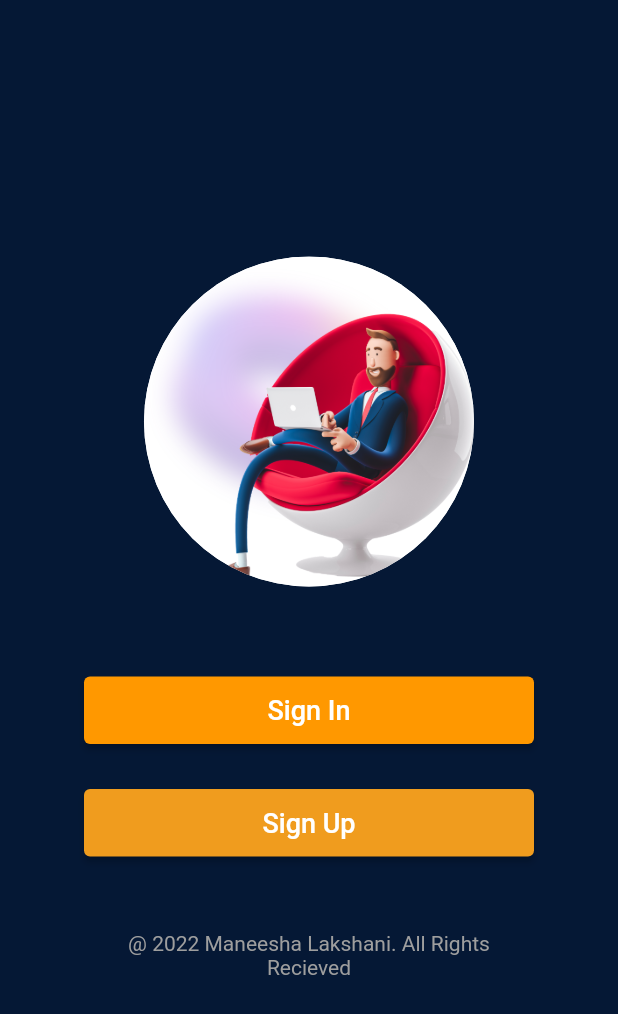
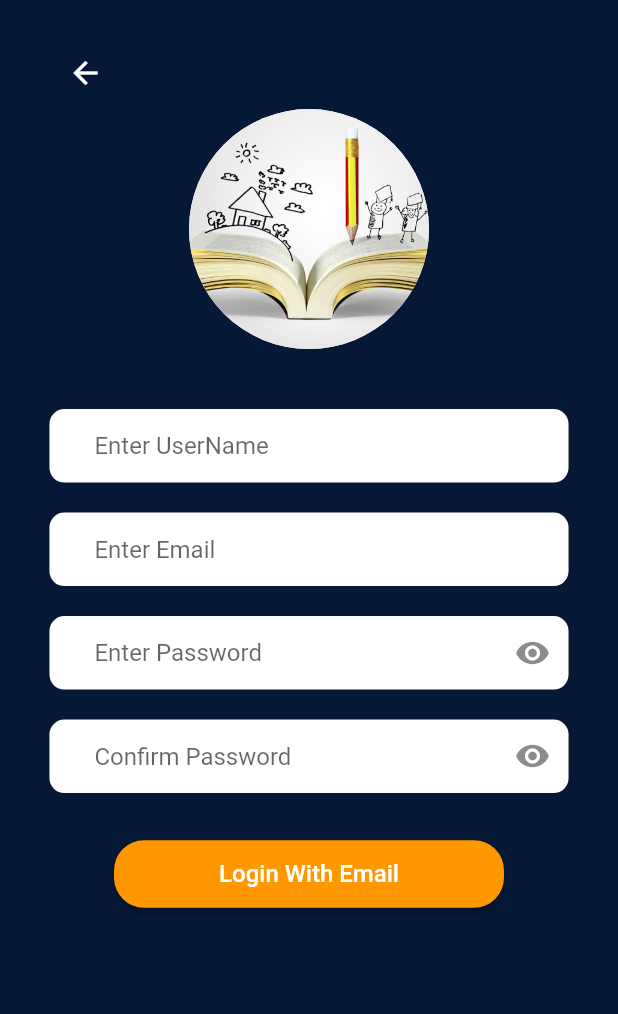
Before and after one commit to maneeshalakshani/Navi-Clear, a Flutter app: the screen it shows after launch, after a tap on "Sign Up", on a phone screen of 412 x 824 dp. Shown: the top 1014 px of the screen. Run offline on Flutter 3.47's test engine with Material 2 defaults, Android fonts, the phone set to English and light mode, and no system bars; our stand-ins replace firebase_core; missing offline and left inert: super_tooltip; accounts and stored records are empty.

Commit message:
SignUp page creat

```diff
--- a/Frontend/naviclear/lib/Pages/SelectOptionPage.dart
+++ b/Frontend/naviclear/lib/Pages/SelectOptionPage.dart
@@ -53,7 +53,9 @@ class SelectOption extends StatelessWidget {
                 width: 300,
                 height: 45,
                 child: ElevatedButton(
-                  onPressed: () {},
+                  onPressed: () {
+                    Navigator.pushNamed(context, '/SignUp');
+                  },
                   style: ElevatedButton.styleFrom(
                     primary: Color.fromARGB(255, 240, 156, 30),
                   ),
--- /dev/null
+++ b/Frontend/naviclear/lib/Pages/SignUp.dart
@@ -0,0 +1,290 @@
+import 'package:flutter/material.dart';
+
+class SignUp extends StatefulWidget {
+  const SignUp({Key? key}) : super(key: key);
+
+  @override
+  State<SignUp> createState() => _SignUpState();
+}
+
+class _SignUpState extends State<SignUp> {
+  final _formKey = GlobalKey<FormState>();
+
+  TextEditingController _email = TextEditingController();
+  TextEditingController _password = TextEditingController();
+  TextEditingController _username = TextEditingController();
+  TextEditingController _confirmPassword = TextEditingController();
+
+  bool pwIconVisible = true;
+  bool ConfirmpwIconVisible = true;
+
+  @override
+  Widget build(BuildContext context) {
+    final width = MediaQuery.of(context).size.width;
+    final height = MediaQuery.of(context).size.height;
+
+    return Scaffold(
+      backgroundColor: Color.fromARGB(255, 5, 24, 53),
+      body: SafeArea(
+        child: SingleChildScrollView(
+          child: Column(
+            mainAxisAlignment: MainAxisAlignment.center,
+            children: [
+              Container(
+                margin: EdgeInsets.only(top: height * 0.03, bottom: 20),
+                padding: EdgeInsets.symmetric(horizontal: width * 0.08),
+                width: width,
+                child: Form(
+                  key: _formKey,
+                  child: Column(
+                    children: [
+                      //============== BACK BUTTON =============================
+                      Row(
+                        mainAxisAlignment: MainAxisAlignment.start,
+                        children: [
+                          IconButton(
+                            onPressed: () {
+                              Navigator.pop(context);
+                            },
+                            icon: Icon(
+                              Icons.arrow_back,
+                              color: Colors.white,
+                            ),
+                          ),
+                        ],
+                      ),
+
+                      //============== IMAGE =====================================
+                      const CircleAvatar(
+                        backgroundImage: AssetImage('assets/SignUp.jpg'),
+                        radius: 80.0,
+                        backgroundColor: Colors.white,
+                      ),
+
+                      //============== SPACE BETWEEN IMAGE AND FORM ==============
+                      const SizedBox(
+                        height: 40.0,
+                      ),
+
+                      //============== USERNAME FIELD ===============================
+                      TextFormField(
+                        controller: _username,
+                        decoration: const InputDecoration(
+                          hintText: 'Enter UserName',
+                          filled: true,
+                          fillColor: Colors.white,
+                          contentPadding: EdgeInsets.symmetric(
+                              horizontal: 30.0, vertical: 15.0),
+                          border: OutlineInputBorder(
+                            borderRadius:
+                                BorderRadius.all(Radius.circular(10.0)),
+                            borderSide: BorderSide(
+                                color: Color.fromARGB(0, 80, 212, 80),
+                                width: 3),
+                          ),
+                          focusedBorder: OutlineInputBorder(
+                            borderRadius:
+                                BorderRadius.all(Radius.circular(10.0)),
+                            borderSide: BorderSide(
+                                color: Color.fromARGB(255, 142, 174, 229),
+                                width: 3),
+                          ),
+                          enabledBorder: OutlineInputBorder(
+                            borderRadius:
+                                BorderRadius.all(Radius.circular(10.0)),
+                            borderSide:
+                                BorderSide(color: Colors.transparent, width: 3),
+                          ),
+                        ),
+                      ),
+
+                      //============== SPACE BETWEEN FORM FIELDS =================
+                      const SizedBox(
+                        height: 20.0,
+                      ),
+
+                      //============== EMAIL FIELD ===============================
+                      TextFormField(
+                        controller: _email,
+                        decoration: const InputDecoration(
+                          hintText: 'Enter Email',
+                          filled: true,
+                          fillColor: Colors.white,
+                          contentPadding: EdgeInsets.symmetric(
+                              horizontal: 30.0, vertical: 15.0),
+                          border: OutlineInputBorder(
+                            borderRadius:
+                                BorderRadius.all(Radius.circular(10.0)),
+                            borderSide: BorderSide(
+                                color: Color.fromARGB(0, 80, 212, 80),
+                                width: 3),
+                          ),
+                          focusedBorder: OutlineInputBorder(
+                            borderRadius:
+                                BorderRadius.all(Radius.circular(10.0)),
+                            borderSide: BorderSide(
+                                color: Color.fromARGB(255, 142, 174, 229),
+                                width: 3),
+                          ),
+                          enabledBorder: OutlineInputBorder(
+                            borderRadius:
+                                BorderRadius.all(Radius.circular(10.0)),
+                            borderSide:
+                                BorderSide(color: Colors.transparent, width: 3),
+                          ),
+                        ),
+                      ),
+
+                      //============== SPACE BETWEEN FORM FIELDS =================
+                      const SizedBox(
+                        height: 20.0,
+                      ),
+
+                      //============== PASSWORD FIELD ============================
+                      TextFormField(
+                        controller: _password,
+                        obscureText: pwIconVisible,
+                        decoration: InputDecoration(
+                          hintText: 'Enter Password',
+                          filled: true,
+                          fillColor: Colors.white,
+                          contentPadding: const EdgeInsets.symmetric(
+                              horizontal: 30.0, vertical: 15.0),
+                          border: const OutlineInputBorder(
+                            borderRadius:
+                                BorderRadius.all(Radius.circular(10.0)),
+                            borderSide: BorderSide(
+                                color: Color.fromARGB(0, 80, 212, 80),
+                                width: 3),
+                          ),
+                          focusedBorder: const OutlineInputBorder(
+                            borderRadius:
+                                BorderRadius.all(Radius.circular(10.0)),
+                            borderSide: BorderSide(
+                                color: Color.fromARGB(255, 142, 174, 229),
+                                width: 3),
+                          ),
+                          enabledBorder: const OutlineInputBorder(
+                            borderRadius:
+                                BorderRadius.all(Radius.circular(10.0)),
+                            borderSide:
+                                BorderSide(color: Colors.transparent, width: 3),
+                          ),
+                          suffixIcon: GestureDetector(
+                            onTap: () {
+                              if (pwIconVisible == true) {
+                                setState(() {
+                                  pwIconVisible = false;
+                                });
+                              } else {
+                                setState(() {
+                                  pwIconVisible = true;
+                                });
+                              }
+                            },
+                            child: Icon(
+                              pwIconVisible
+                                  ? Icons.visibility
+                                  : Icons.visibility_off,
+                            ),
+                          ),
+                        ),
+                      ),
+
+                      //============== SPACE BETWEEN FORM FIELDS =================
+                      const SizedBox(
+                        height: 20.0,
+                      ),
+
+                      //============== CONFIRM PASSWORD FIELD ============================
+                      TextFormField(
+                        controller: _confirmPassword,
+                        obscureText: ConfirmpwIconVisible,
+                        decoration: InputDecoration(
+                          hintText: 'Confirm Password',
+                          filled: true,
+                          fillColor: Colors.white,
+                          contentPadding: const EdgeInsets.symmetric(
+                              horizontal: 30.0, vertical: 15.0),
+                          border: const OutlineInputBorder(
+                            borderRadius:
+                                BorderRadius.all(Radius.circular(10.0)),
+                            borderSide: BorderSide(
+                                color: Color.fromARGB(0, 80, 212, 80),
+                                width: 3),
+                          ),
+                          focusedBorder: const OutlineInputBorder(
+                            borderRadius:
+                                BorderRadius.all(Radius.circular(10.0)),
+                            borderSide: BorderSide(
+                                color: Color.fromARGB(255, 142, 174, 229),
+                                width: 3),
+                          ),
+                          enabledBorder: const OutlineInputBorder(
+                            borderRadius:
+                                BorderRadius.all(Radius.circular(10.0)),
+                            borderSide:
+                                BorderSide(color: Colors.transparent, width: 3),
+                          ),
+                          suffixIcon: GestureDetector(
+                            onTap: () {
+                              if (ConfirmpwIconVisible == true) {
+                                setState(() {
+                                  ConfirmpwIconVisible = false;
+                                });
+                              } else {
+                                setState(() {
+                                  ConfirmpwIconVisible = true;
+                                });
+                              }
+                            },
+                            child: Icon(
+                              ConfirmpwIconVisible
+                                  ? Icons.visibility
+                                  : Icons.visibility_off,
+                            ),
+                          ),
+                        ),
+                      ),
+
+                      //============== SPACE BETWEEN FORM FIELDS =================
+                      const SizedBox(
+                        height: 30.0,
+                      ),
+
+                      //============== LOGIN WITH EMAIL BUTTON ===================
+                      ElevatedButton(
+                        onPressed: () {},
+                        style: ButtonStyle(
+                          backgroundColor:
+                              MaterialStateProperty.all(Colors.orange),
+                          shape: MaterialStateProperty.all(
+                            RoundedRectangleBorder(
+                              borderRadius: BorderRadius.circular(20),
+                            ),
+                          ),
+                          padding:
+                              MaterialStateProperty.all(EdgeInsets.symmetric(
+                            horizontal: 70.0,
+                            vertical: 13.0,
+                          )),
+                        ),
+                        child: Text(
+                          'Login With Email',
+                          style: TextStyle(
+                            color: Colors.white,
+                            fontSize: 16.0,
+                          ),
+                        ),
+                      ),
+                    ],
+                  ),
+                ),
+              ),
+            ],
+          ),
+        ),
+      ),
+    );
+  }
+}
--- a/Frontend/naviclear/lib/main.dart
+++ b/Frontend/naviclear/lib/main.dart
@@ -1,7 +1,8 @@
 import 'package:flutter/material.dart';
 import 'package:firebase_core/firebase_core.dart';
+import 'package:naviclear/Pages/SelectOptionPage.dart';
 import 'package:naviclear/Pages/SignIn.dart';
-import 'package:naviclear/Pages/SelectOptionPage.dart';
+import 'package:naviclear/Pages/SignUp.dart';
 
 Future main() async {
   runApp(MaterialApp(
@@ -10,6 +11,7 @@ Future main() async {
     routes: {
       '/': (context) => SelectOption(),
       '/signIn': (context) => SignIn(),
+      '/SignUp': (context) => SignUp(),
     },
   ));
   WidgetsFlutterBinding.ensureInitialized();
```
Also changed, not shown: Frontend/naviclear/assets/School.jpg (added), Frontend/naviclear/assets/SignUp.jpg (added).
